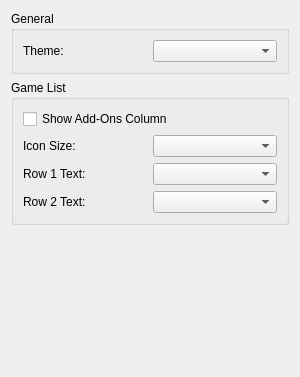
The window that src/yuzu/configuration/configure_ui.ui (edisionnano/peachlinux) describes before a commit, drawn with Qt 5.
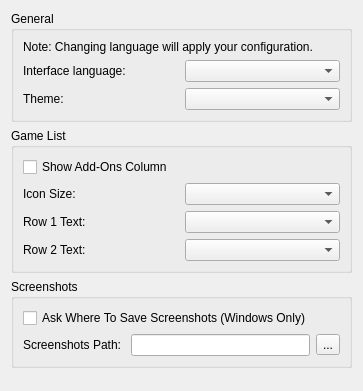
The same window after the commit.

Patch:
```diff
--- a/src/yuzu/configuration/configure_ui.ui
+++ b/src/yuzu/configuration/configure_ui.ui
@@ -6,24 +6,46 @@
    <rect>
     <x>0</x>
     <y>0</y>
-    <width>300</width>
-    <height>377</height>
+    <width>363</width>
+    <height>391</height>
    </rect>
   </property>
   <property name="windowTitle">
    <string>Form</string>
   </property>
-  <layout class="QHBoxLayout" name="HorizontalLayout">
+  <layout class="QVBoxLayout" name="verticalLayout">
    <item>
-    <layout class="QVBoxLayout" name="VerticalLayout">
-     <item>
-      <widget class="QGroupBox" name="GeneralGroupBox">
+    <widget class="QGroupBox" name="general_groupBox">
        <property name="title">
         <string>General</string>
        </property>
        <layout class="QHBoxLayout" name="horizontalLayout">
         <item>
-         <layout class="QVBoxLayout" name="verticalLayout">
+       <layout class="QVBoxLayout" name="verticalLayout_2">
+        <item>
+         <widget class="QLabel" name="label_change_language_info">
+          <property name="text">
+           <string>Note: Changing language will apply your configuration.</string>
+          </property>
+          <property name="wordWrap">
+           <bool>true</bool>
+          </property>
+         </widget>
+        </item>
+        <item>
+         <layout class="QHBoxLayout" name="horizontalLayout_2">
+          <item>
+           <widget class="QLabel" name="language_label">
+            <property name="text">
+             <string>Interface language:</string>
+            </property>
+           </widget>
+          </item>
+          <item>
+           <widget class="QComboBox" name="language_combobox"/>
+          </item>
+         </layout>
+        </item>
           <item>
            <layout class="QHBoxLayout" name="horizontalLayout_3">
             <item>
@@ -105,6 +127,47 @@
        </layout>
       </widget>
      </item>
+   <item>
+    <widget class="QGroupBox" name="screenshots_GroupBox">
+     <property name="title">
+      <string>Screenshots</string>
+     </property>
+     <layout class="QVBoxLayout" name="verticalLayout_4">
+      <item>
+       <layout class="QVBoxLayout" name="verticalLayout_3">
+        <item>
+         <widget class="QCheckBox" name="enable_screenshot_save_as">
+          <property name="text">
+           <string>Ask Where To Save Screenshots (Windows Only)</string>
+          </property>
+         </widget>
+        </item>
+        <item>
+         <layout class="QHBoxLayout" name="horizontalLayout_4">
+          <item>
+           <widget class="QLabel" name="label">
+            <property name="text">
+             <string>Screenshots Path: </string>
+            </property>
+           </widget>
+          </item>
+          <item>
+           <widget class="QLineEdit" name="screenshot_path_edit"/>
+          </item>
+          <item>
+           <widget class="QToolButton" name="screenshot_path_button">
+            <property name="text">
+             <string>...</string>
+            </property>
+           </widget>
+          </item>
+         </layout>
+        </item>
+       </layout>
+      </item>
+     </layout>
+    </widget>
+   </item>
      <item>
       <spacer name="verticalSpacer">
        <property name="orientation">
@@ -117,8 +180,6 @@
         </size>
        </property>
       </spacer>
-     </item>
-    </layout>
    </item>
   </layout>
  </widget>
```
Lines whose indentation alone changed are shown as unchanged.
